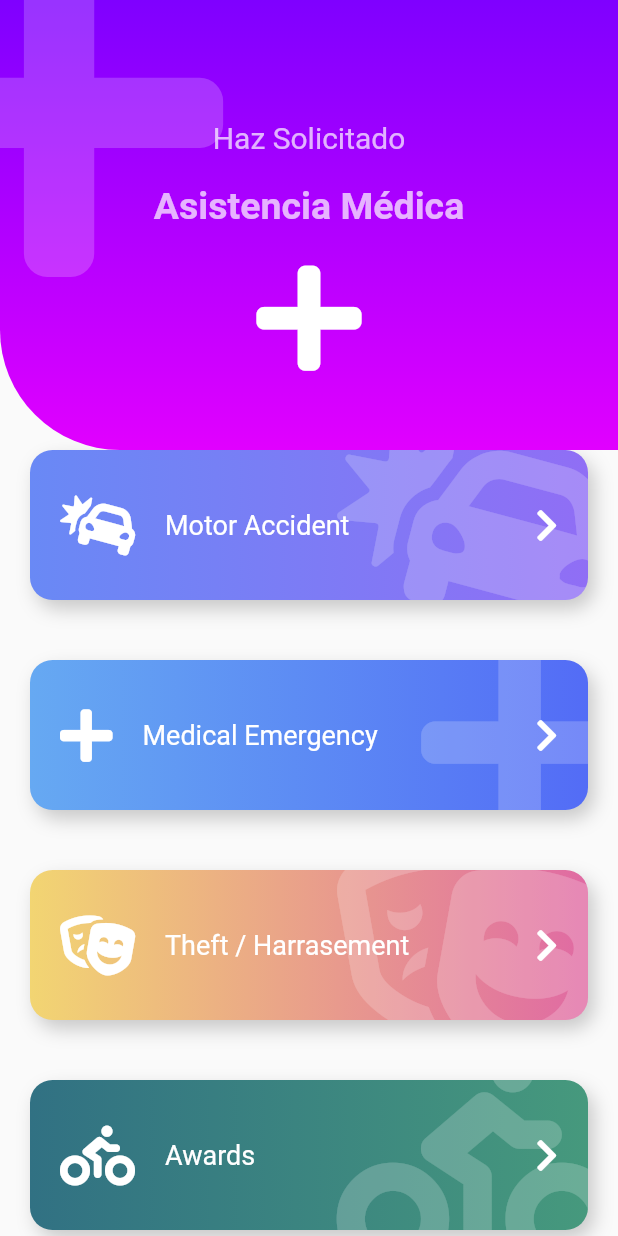
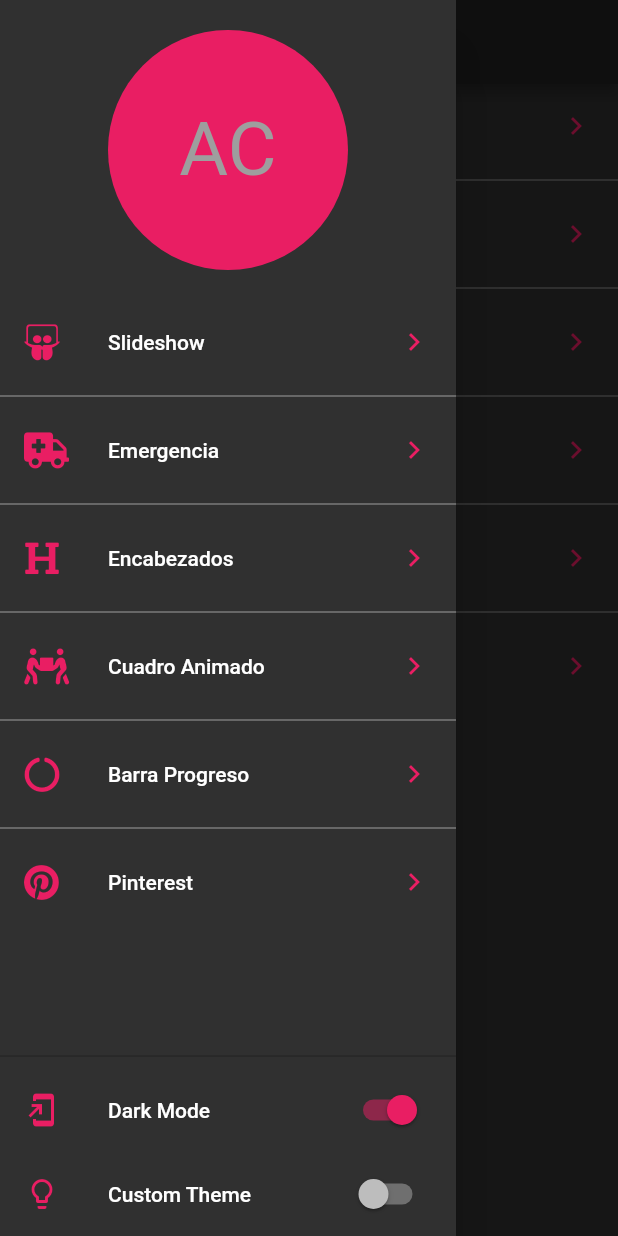
Before and after one commit to Hapkiduki/disenos_app, a Flutter app: the screen it shows after launch, with the side drawer open (before the commit the screen has no drawer), on a phone screen of 412 x 824 dp. Run offline on Flutter 3.47's test engine with Material 2 defaults, Android fonts, the phone set to English and light mode, and no system bars; our stand-ins replace animate_do, flutter_svg, font_awesome_flutter.

Commit message:
Custom theme

```diff
--- a/lib/main.dart
+++ b/lib/main.dart
@@ -1,22 +1,30 @@
-import 'package:disenos_app/src/pages/emergency_page.dart';
+
+import 'package:disenos_app/src/pages/launcher_page.dart';
+import 'package:disenos_app/src/theme/theme.dart';
 import 'package:flutter/material.dart';
-//import 'package:disenos_app/src/pages/pinterest_page.dart';
+import 'package:provider/provider.dart';
 
-//import 'package:disenos_app/src/pages/headers_page.dart';
-
-void main() => runApp(MyApp());
+void main() => runApp(
+  ChangeNotifierProvider(
+    create: (_) => Themechanger( 2 ),
+    child: MyApp(),
+  )
+  );
 
 class MyApp extends StatelessWidget {
   // This widget is the root of your application.
   @override
   Widget build(BuildContext context) {
+
+    final currentTheme = Provider.of<Themechanger>(context).currentTheme;
     return MaterialApp(
       debugShowCheckedModeBanner: false,
       title: 'Diseños App',
-      theme: ThemeData(
+      /*theme: ThemeData(
         primarySwatch: Colors.purple,
-      ),
-      home: EmergencyPage(),
+      ),*/
+      theme: currentTheme,
+      home: LauncherPage(),
     );
   }
 }
--- a/lib/src/pages/headers_page.dart
+++ b/lib/src/pages/headers_page.dart
@@ -1,16 +1,12 @@
-//import 'package:disenos_app/src/widgets/headers.dart';
-//import 'package:disenos_app/src/pages/slideshow_page.dart';
+
 import 'package:flutter/material.dart';
-import 'package:disenos_app/src/pages/pinterest_page.dart';
-//import 'package:disenos_app/src/pages/graficas_circulares_page.dart';
-//import 'package:disenos_app/src/retos/cuadrado_animado_page.dart';
-//import 'package:disenos_app/src/pages/animaciones_page.dart';
+import 'package:disenos_app/src/widgets/headers.dart';
 
 class HeadersPage extends StatelessWidget {
   @override
   Widget build(BuildContext context) {
     return Scaffold(
-      body: PinterestPage(),
+      body: HeaderWave(),
     );
   }
 }
--- /dev/null
+++ b/lib/src/pages/launcher_page.dart
@@ -0,0 +1,116 @@
+import 'package:disenos_app/src/theme/theme.dart';
+import 'package:flutter/material.dart';
+import 'package:font_awesome_flutter/font_awesome_flutter.dart';
+
+import 'package:disenos_app/src/routes/routes.dart';
+import 'package:provider/provider.dart';
+
+class LauncherPage extends StatelessWidget {
+  @override
+  Widget build(BuildContext context) {
+    return Scaffold(
+      appBar: AppBar(
+        title: Text('Diseños en Flutter'),
+      ),
+      drawer: _MenuPrincipal(),
+      body: _ListaOpciones(),
+    );
+  }
+}
+
+class _ListaOpciones extends StatelessWidget {
+  @override
+  Widget build(BuildContext context) {
+
+    final appTheme = Provider.of<Themechanger>(context).currentTheme;
+
+    return ListView.separated(
+      physics: BouncingScrollPhysics(),
+      separatorBuilder: (context, i) => Divider(
+        color: appTheme.primaryColorLight,
+      ),
+      itemCount: pageRoutes.length,
+      itemBuilder: (context, i) => ListTile(
+        leading: FaIcon(
+          pageRoutes[i].icon,
+          color: appTheme.accentColor,
+        ),
+        title: Text(pageRoutes[i].titulo),
+        trailing: Icon(
+          Icons.chevron_right,
+          color: appTheme.accentColor,
+        ),
+        onTap: () {
+          Navigator.push(context,
+              MaterialPageRoute(builder: (context) => pageRoutes[i].page));
+        },
+      ),
+    );
+  }
+}
+
+class _MenuPrincipal extends StatelessWidget {
+  @override
+  Widget build(BuildContext context) {
+
+    final appTheme = Provider.of<Themechanger>(context);
+    final accentColor = appTheme.currentTheme.accentColor;
+
+    return Drawer(
+      child: Container(
+        child: Column(
+          children: <Widget>[
+            SafeArea(
+              child: Container(
+                padding: EdgeInsets.all(20),
+                width: double.infinity,
+                height: 200,
+                child: CircleAvatar(
+                  backgroundColor: accentColor,
+                  child: Text(
+                    'AC',
+                    style: TextStyle(fontSize: 50),
+                  ),
+                ),
+              ),
+            ),
+            Expanded(
+              child: _ListaOpciones(),
+            ),
+            Divider(color: appTheme.currentTheme.primaryColor,),
+            ListTile(
+              leading: Icon(
+                Icons.add_to_home_screen,
+                color: accentColor,
+              ),
+              title: Text('Dark Mode'),
+              trailing: Switch.adaptive(
+                activeColor: accentColor,
+                value: appTheme.darkTheme,
+                onChanged: (value) => appTheme.darkTheme = value,
+              ),
+            ),
+            SafeArea(
+              bottom: true,
+              top: false,
+              left: false,
+              right: false,
+              child: ListTile(
+                leading: Icon(
+                  Icons.lightbulb_outline,
+                  color: accentColor,
+                ),
+                title: Text('Custom Theme'),
+                trailing: Switch.adaptive(
+                  activeColor: accentColor,
+                  value: appTheme.customTheme,
+                  onChanged: (value) => appTheme.customTheme = value,
+                ),
+              ),
+            ),
+          ],
+        ),
+      ),
+    );
+  }
+}
--- /dev/null
+++ b/lib/src/routes/routes.dart
@@ -0,0 +1,27 @@
+import 'package:flutter/material.dart';
+
+import 'package:disenos_app/src/pages/headers_page.dart';
+import 'package:disenos_app/src/pages/emergency_page.dart';
+import 'package:font_awesome_flutter/font_awesome_flutter.dart';
+import 'package:disenos_app/src/pages/slideshow_page.dart';
+import 'package:disenos_app/src/pages/pinterest_page.dart';
+import 'package:disenos_app/src/pages/graficas_circulares_page.dart';
+import 'package:disenos_app/src/retos/cuadrado_animado_page.dart';
+
+final pageRoutes = <_Route>[
+  _Route(FontAwesomeIcons.slideshare, 'Slideshow', SlideshowPage()),
+  _Route(FontAwesomeIcons.ambulance, 'Emergencia', EmergencyPage()),
+  _Route(FontAwesomeIcons.heading, 'Encabezados', HeadersPage()),
+  _Route(FontAwesomeIcons.peopleCarry, 'Cuadro Animado', CuadradoAnimadoPage()),
+  _Route(
+      FontAwesomeIcons.circleNotch, 'Barra Progreso', GraficasCircularesPage()),
+  _Route(FontAwesomeIcons.pinterest, 'Pinterest', PinterestPage()),
+];
+
+class _Route {
+  final IconData icon;
+  final String titulo;
+  final Widget page;
+
+  _Route(this.icon, this.titulo, this.page);
+}
--- /dev/null
+++ b/lib/src/theme/theme.dart
@@ -0,0 +1,66 @@
+import 'package:flutter/material.dart';
+
+class Themechanger with ChangeNotifier {
+
+  bool _darkTheme = false;
+  bool _customTheme = false;
+
+  ThemeData _currentTheme;
+
+  ThemeData get currentTheme => this._currentTheme;
+  bool get customTheme => this._customTheme;
+  bool get darkTheme => this._darkTheme;
+
+  Themechanger( int theme ){
+    switch (theme) {
+      case 1:
+        _darkTheme = false;
+        _customTheme = false;
+        _currentTheme = ThemeData.light();
+        break;
+
+      case 2:
+        _darkTheme = true;
+        _customTheme = false;
+        _currentTheme = ThemeData.dark().copyWith(
+          accentColor: Colors.pink
+        );
+        break;
+
+      case 3:
+        _darkTheme = false;
+        _customTheme = true;
+        _currentTheme = ThemeData.dark().copyWith(
+          accentColor: Colors.pink
+        );
+        break;
+      default:
+        _darkTheme = false;
+        _customTheme = false;
+        _currentTheme = ThemeData.light();
+    }
+  }
+
+  set darkTheme( bool valor ) {
+    this._customTheme = false;
+    this._darkTheme = valor;
+
+    if ( valor ) {
+      _currentTheme = ThemeData.dark();
+    }else{
+      _currentTheme = ThemeData.light().copyWith(
+        primaryColor: Colors.purple,
+        accentColor: Colors.purple
+      );
+    }
+
+    notifyListeners();
+  }
+
+
+  set customTheme( bool valor ) {
+    this._darkTheme = false;
+    this._customTheme = valor;
+    notifyListeners();
+  }
+}
```
